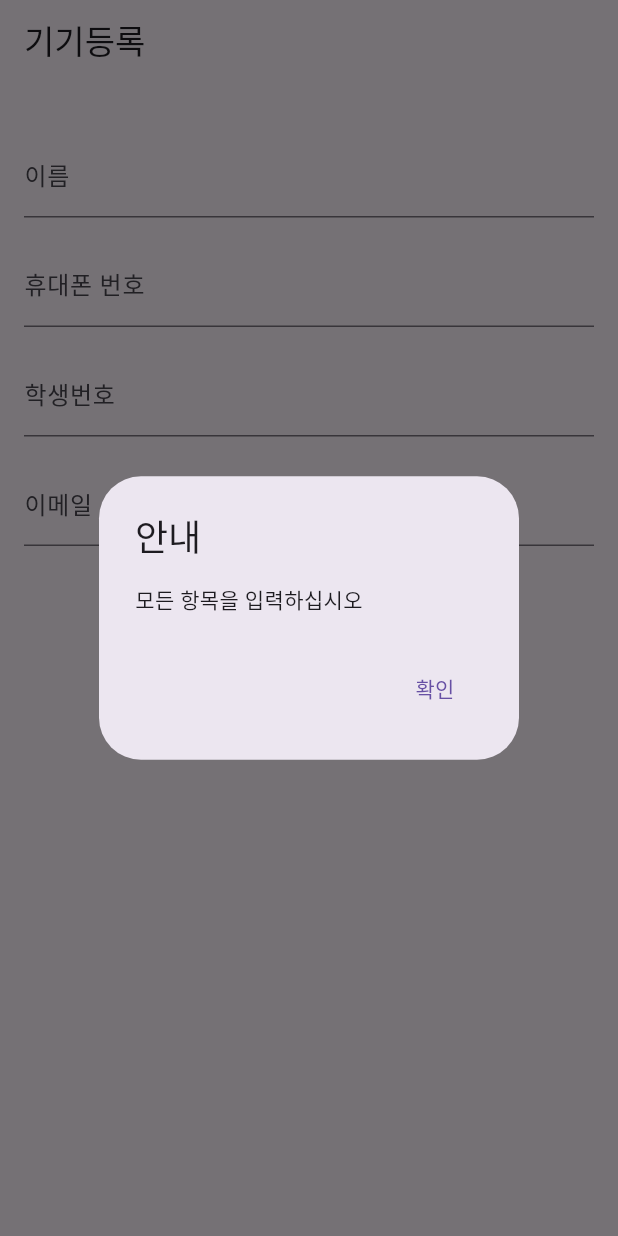
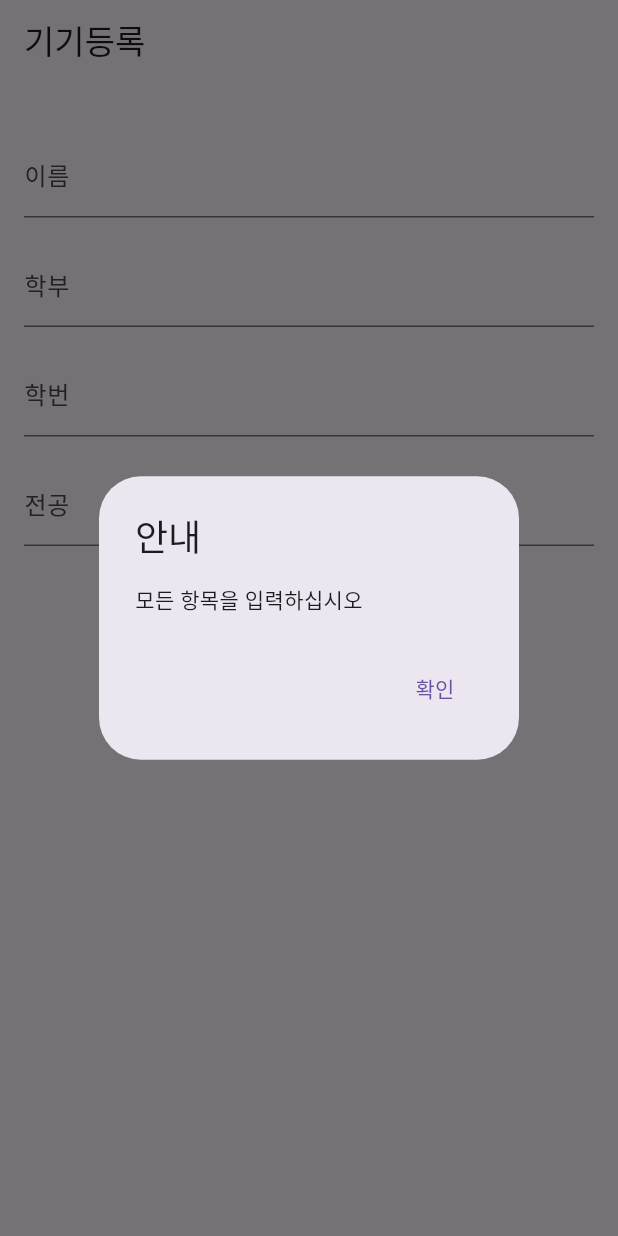
Before and after one commit to SUVID-18/check_attendance_student, a Flutter app: the RegisterDevicePage screen opened by its route, after a tap on "기기 등록", on a phone screen of 412 x 824 dp. Run offline on Flutter 3.47's test engine with Material 2 defaults, Android fonts, the phone set to English and light mode, and no system bars; our stand-ins replace cloud_firestore, cloud_functions, firebase_auth, firebase_core, firebase_dynamic_links, go_router and 1 more; accounts and stored records are empty; generated files the repository leaves out were written again.

Commit message:
#37 학생 정보 입력 시 학부랑 전공을 입력 받도록 수정

````diff
--- a/lib/view/register_device.dart
+++ b/lib/view/register_device.dart
@@ -43,17 +43,16 @@ class _RegisterDevicePageState extends State<RegisterDevicePage> {
             const SizedBox(height: 16),
             TextField(
               decoration: const InputDecoration(
-                labelText: '휴대폰 번호',
-                hintText: '휴대폰 번호를 입력하세요.',
-              ),
-           controller: viewModel.phoneNumberController, ),
+                  labelText: '학부', hintText: '대상 학부를 입력하세요'),
+              controller: viewModel.departmentController,
+            ),
 
             ///학번 입력
             const SizedBox(height: 16),
             TextField(
               decoration: const InputDecoration(
-                labelText: '학생번호',
-                hintText: '학생번호를 입력하세요.',
+                labelText: '학번',
+                hintText: '학번을 입력하세요.',
               ),
               controller: viewModel.studentIDController,
             ),
@@ -62,10 +61,10 @@ class _RegisterDevicePageState extends State<RegisterDevicePage> {
             const SizedBox(height: 16),
             TextField(
               decoration: const InputDecoration(
-                labelText: '이메일',
-                hintText: '이메일을 입력하세요.',
+                labelText: '전공',
+                hintText: '전공을 입력하세요.',
               ),
-              controller: viewModel.emailIDController,
+              controller: viewModel.majorController,
             ),
 
             ///만약 입력한 값이 없을때 띄워주는 안내창 생성.
--- a/lib/view_model/register_device.dart
+++ b/lib/view_model/register_device.dart
@@ -8,14 +8,14 @@ class RegisterDeviceViewModel {
   /// 이름에 해당되는 컨트롤러
   final nameController = TextEditingController();
 
-  /// 전화번호에 해당되는 컨트롤러
-  final phoneNumberController = TextEditingController();
+  /// 학부 해당되는 컨트롤러
+  final departmentController = TextEditingController();
 
   /// 학번에 해당되는 컨트롤러
   final studentIDController = TextEditingController();
 
-  /// 이메일에 해당되는 컨트롤러
-  final emailIDController = TextEditingController();
+  /// 전공에 해당되는 컨트롤러
+  final majorController = TextEditingController();
 
   /// 특정 메서드에서 위젯을 띄우기 위한 [BuildContext]
   final BuildContext context;
@@ -58,7 +58,7 @@ class RegisterDeviceViewModel {
   ///```
   void onSubmitPressed({required AlertDialog blankDialog}) {
     if (nameController.text.isEmpty ||
-        phoneNumberController.text.isEmpty ||
+        departmentController.text.isEmpty ||
         studentIDController.text.isEmpty) {
       showDialog(
         context: context,
@@ -75,8 +75,13 @@ class RegisterDeviceViewModel {
           // 설정 저장소에 저장된 값 읽기(로그인 과정에서 저장되기에 없으면 오류)
           var attendanceStudentId = pref.getString('attendanceStudentId');
           if (attendanceStudentId != null) {
-            batch
-                .update(document, {'attendanceStudentId': attendanceStudentId});
+            batch.update(document, {
+              'student_id': attendanceStudentId,
+              'department': departmentController.text,
+              'name': nameController.text,
+              'major': majorController.text,
+              'is_first': false
+            });
           } else {
             showDialog(
               context: context,
````
